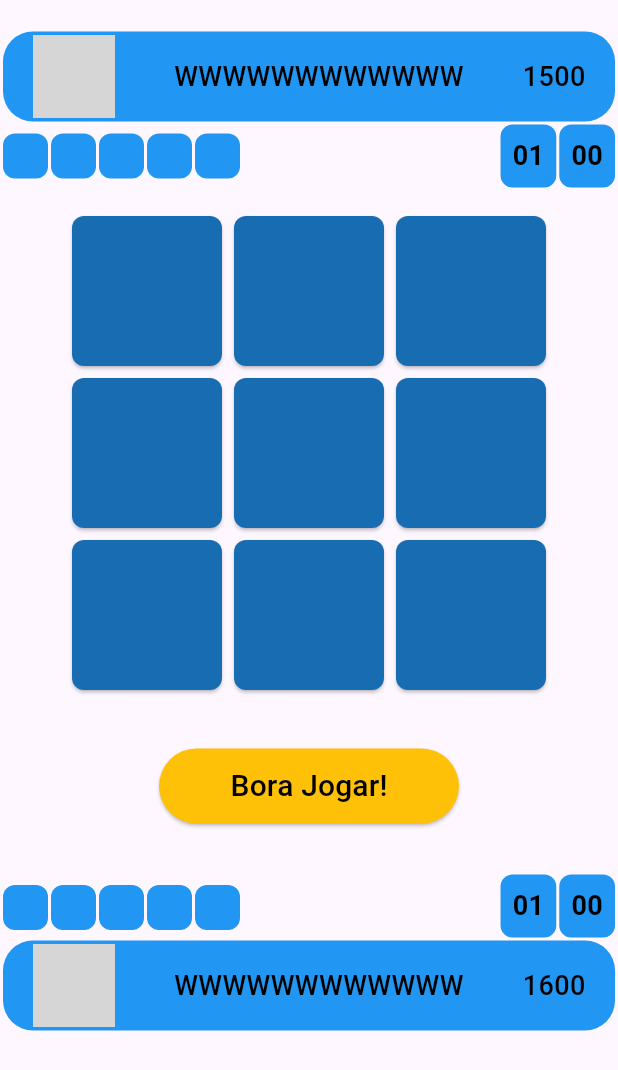
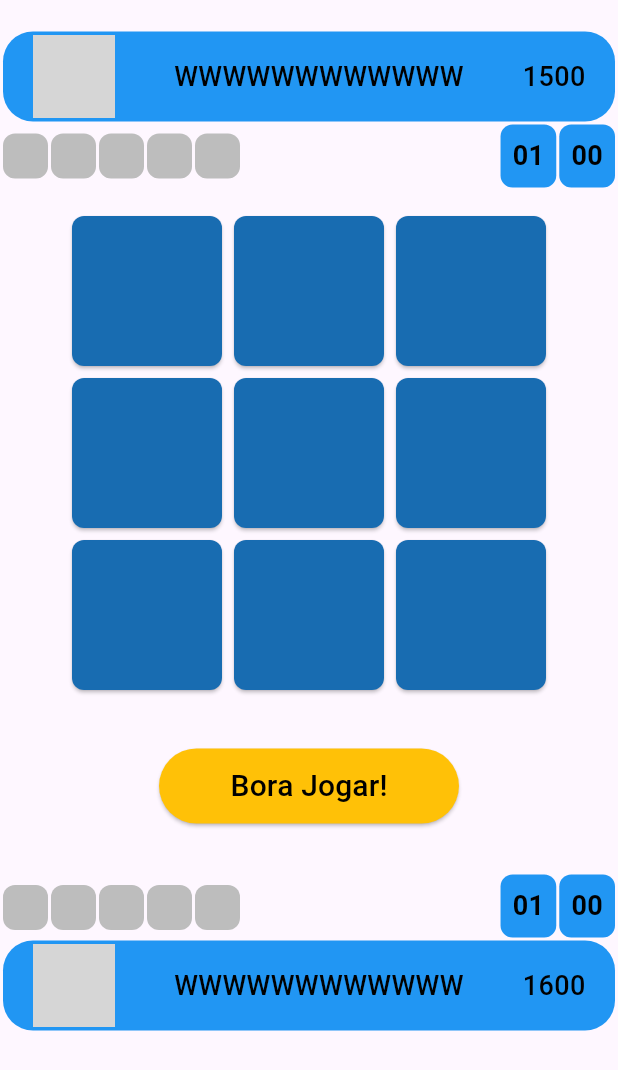
Before and after one commit to thiagocastro1721/jogo_da_velha_on_line, a Flutter app: the MyGame screen opened directly, on a phone screen of 412 x 824 dp. Shown: the top 1070 px of the screen. Run offline on Flutter 3.47's test engine with Material 3 defaults, Android fonts, the phone set to English and light mode, and no system bars; our stand-ins replace flutter_spinkit, image_picker, vibration; Roboto replaces fonts that are missing (Poppins); grey boxes are pictures that could not be loaded.

Commit message:
O contador de vitórias inicia com 5 conteiners na cor cinza.

```diff
--- a/lib/pages/my_game_page.dart
+++ b/lib/pages/my_game_page.dart
@@ -23,7 +23,7 @@ class _MyGameState extends State<MyGame> {
       child: Container(
         padding: EdgeInsets.all(15.0),
         decoration: BoxDecoration(
-          color: Colors.blue,
+          color: Colors.grey[400],
           borderRadius:
               BorderRadius.circular(8.0), // Raio de canto de tamanho 8
         ),
@@ -38,7 +38,7 @@ class _MyGameState extends State<MyGame> {
       child: Container(
         padding: EdgeInsets.all(15.0),
         decoration: BoxDecoration(
-          color: Colors.blue,
+          color: Colors.grey[400],
           borderRadius:
               BorderRadius.circular(8.0), // Raio de canto de tamanho 8
         ),
```
